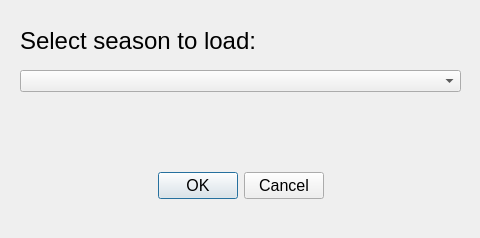
First picture: the form in UI/loadseason.ui, repository ebzimny01/gd-recruit, before the edit.
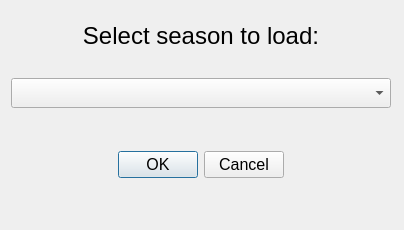
Second picture: the form after the edit.

Commit message: UI dialogs with fixed sizes

Diff of the .ui file:
```diff
--- a/UI/loadseason.ui
+++ b/UI/loadseason.ui
@@ -9,10 +9,28 @@
    <rect>
     <x>0</x>
     <y>0</y>
-    <width>480</width>
-    <height>238</height>
+    <width>404</width>
+    <height>230</height>
    </rect>
   </property>
+  <property name="sizePolicy">
+   <sizepolicy hsizetype="Fixed" vsizetype="Fixed">
+    <horstretch>0</horstretch>
+    <verstretch>0</verstretch>
+   </sizepolicy>
+  </property>
+  <property name="minimumSize">
+   <size>
+    <width>404</width>
+    <height>230</height>
+   </size>
+  </property>
+  <property name="maximumSize">
+   <size>
+    <width>404</width>
+    <height>230</height>
+   </size>
+  </property>
   <property name="font">
    <font>
     <family>Arial</family>
@@ -22,14 +40,88 @@
   <property name="windowTitle">
    <string>Load Season</string>
   </property>
+  <layout class="QFormLayout" name="formLayout">
+   <item row="0" column="0">
+    <widget class="QLabel" name="labelSelectSeason">
+     <property name="sizePolicy">
+      <sizepolicy hsizetype="Fixed" vsizetype="Fixed">
+       <horstretch>0</horstretch>
+       <verstretch>0</verstretch>
+      </sizepolicy>
+     </property>
+     <property name="minimumSize">
+      <size>
+       <width>380</width>
+       <height>50</height>
+      </size>
+     </property>
+     <property name="maximumSize">
+      <size>
+       <width>380</width>
+       <height>50</height>
+      </size>
+     </property>
+     <property name="font">
+      <font>
+       <family>Arial</family>
+       <pointsize>18</pointsize>
+      </font>
+     </property>
+     <property name="text">
+      <string>Select season to load:</string>
+     </property>
+     <property name="alignment">
+      <set>Qt::AlignCenter</set>
+     </property>
+    </widget>
+   </item>
+   <item row="2" column="0">
+    <widget class="QComboBox" name="comboBoxSelectSeason">
+     <property name="sizePolicy">
+      <sizepolicy hsizetype="Fixed" vsizetype="Fixed">
+       <horstretch>0</horstretch>
+       <verstretch>0</verstretch>
+      </sizepolicy>
+     </property>
+     <property name="minimumSize">
+      <size>
+       <width>380</width>
+       <height>30</height>
+      </size>
+     </property>
+     <property name="maximumSize">
+      <size>
+       <width>380</width>
+       <height>30</height>
+      </size>
+     </property>
+     <property name="font">
+      <font>
+       <family>Arial</family>
+       <pointsize>12</pointsize>
+      </font>
+     </property>
+    </widget>
+   </item>
+   <item row="4" column="0">
   <widget class="QDialogButtonBox" name="buttonBox">
-   <property name="geometry">
-    <rect>
-     <x>10</x>
-     <y>170</y>
-     <width>461</width>
-     <height>32</height>
-    </rect>
+     <property name="sizePolicy">
+      <sizepolicy hsizetype="Fixed" vsizetype="Fixed">
+       <horstretch>0</horstretch>
+       <verstretch>0</verstretch>
+      </sizepolicy>
+     </property>
+     <property name="minimumSize">
+      <size>
+       <width>380</width>
+       <height>30</height>
+      </size>
+     </property>
+     <property name="maximumSize">
+      <size>
+       <width>380</width>
+       <height>30</height>
+      </size>
    </property>
    <property name="font">
     <font>
@@ -47,41 +139,40 @@
     <bool>true</bool>
    </property>
   </widget>
-  <widget class="QLabel" name="labelSelectSeason">
-   <property name="geometry">
-    <rect>
-     <x>20</x>
-     <y>30</y>
-     <width>271</width>
-     <height>21</height>
-    </rect>
-   </property>
-   <property name="font">
-    <font>
-     <family>Arial</family>
-     <pointsize>18</pointsize>
-    </font>
-   </property>
-   <property name="text">
-    <string>Select season to load:</string>
-   </property>
-  </widget>
-  <widget class="QComboBox" name="comboBoxSelectSeason">
-   <property name="geometry">
-    <rect>
-     <x>20</x>
-     <y>70</y>
-     <width>441</width>
-     <height>22</height>
-    </rect>
-   </property>
-   <property name="font">
-    <font>
-     <family>Arial</family>
-     <pointsize>12</pointsize>
-    </font>
-   </property>
-  </widget>
+   </item>
+   <item row="1" column="0">
+    <spacer name="verticalSpacer">
+     <property name="orientation">
+      <enum>Qt::Vertical</enum>
+     </property>
+     <property name="sizeType">
+      <enum>QSizePolicy::Fixed</enum>
+     </property>
+     <property name="sizeHint" stdset="0">
+      <size>
+       <width>20</width>
+       <height>5</height>
+      </size>
+     </property>
+    </spacer>
+   </item>
+   <item row="3" column="0">
+    <spacer name="verticalSpacer_2">
+     <property name="orientation">
+      <enum>Qt::Vertical</enum>
+     </property>
+     <property name="sizeType">
+      <enum>QSizePolicy::Fixed</enum>
+     </property>
+     <property name="sizeHint" stdset="0">
+      <size>
+       <width>20</width>
+       <height>30</height>
+      </size>
+     </property>
+    </spacer>
+   </item>
+  </layout>
  </widget>
  <resources/>
  <connections>
```
Lines whose indentation alone changed are shown as unchanged. The commit also changes 2 other files.
